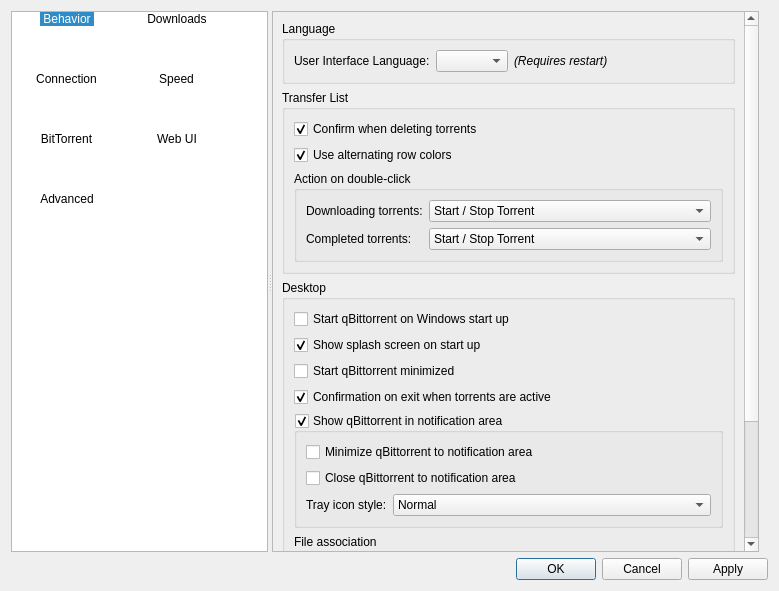
This is src/gui/options.ui in qbittorrent/qBittorrent as Qt 5 draws it before an edit. The edited form follows.
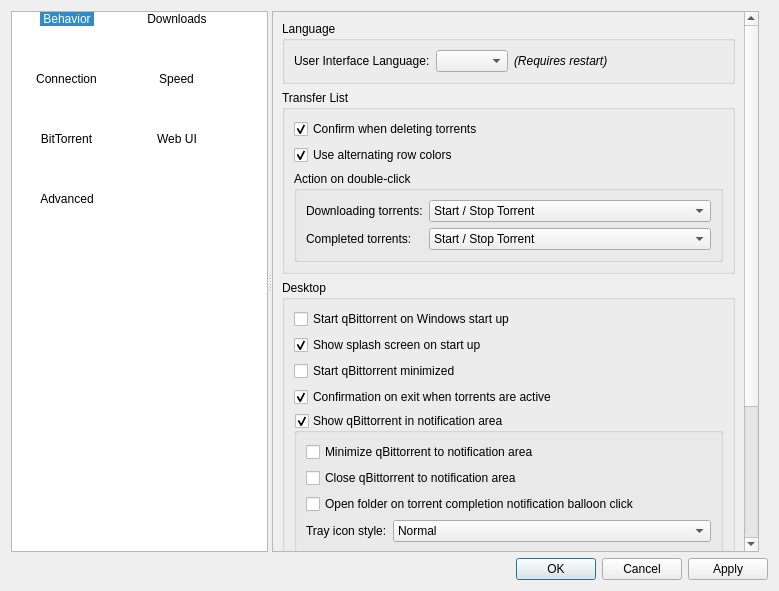
This is the edited form. Icons and pictures are not drawn.

Commit message: Open destination folder on download completion notification balloon click (optional), closes #1529

The edit to the form file:
```diff
--- a/src/gui/options.ui
+++ b/src/gui/options.ui
@@ -405,6 +405,13 @@
                     </property>
                    </widget>
                   </item>
+                  <item>
+                   <widget class="QCheckBox" name="checkOpenDestinationFolderOnBalloonClick">
+                    <property name="text">
+                     <string>Open folder on torrent completion notification balloon click</string>
+                    </property>
+                   </widget>
+                  </item>
                   <item>
                    <layout class="QFormLayout" name="formLayout_4">
                     <item row="0" column="0">
```
The commit also changes 6 other files.
